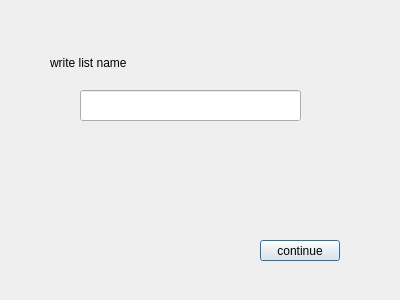
This is dialog.ui in Nimamms/Final_pishrafte_project as Qt 5 draws it before an edit. The edited form follows.
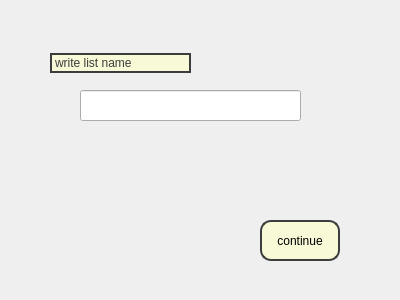
This is the edited form. Icons and pictures are not drawn.

Diff of the .ui file:
```diff
--- a/dialog.ui
+++ b/dialog.ui
@@ -20,11 +20,17 @@
    <property name="geometry">
     <rect>
      <x>260</x>
-     <y>240</y>
+     <y>220</y>
      <width>80</width>
-     <height>21</height>
+     <height>41</height>
     </rect>
    </property>
+   <property name="styleSheet">
+    <string notr="true">
+                                     background-color: #F8F9D7; 
+                                     border: 2px solid rgb(60, 60, 60);
+                                     border-radius: 11px;</string>
+   </property>
    <property name="text">
     <string>continue</string>
    </property>
@@ -48,6 +54,13 @@
      <height>20</height>
     </rect>
    </property>
+   <property name="styleSheet">
+    <string notr="true">font: 75 8pt &quot;MRT_Thameen DemiBold&quot;;
+color: rgb(60, 60, 60); 
+                                     background-color: #F8F9D7; 
+                                     border: 2px solid rgb(60, 60, 60);
+                                     border-radius: 11px;</string>
+   </property>
    <property name="text">
     <string>write list name</string>
    </property>
```
